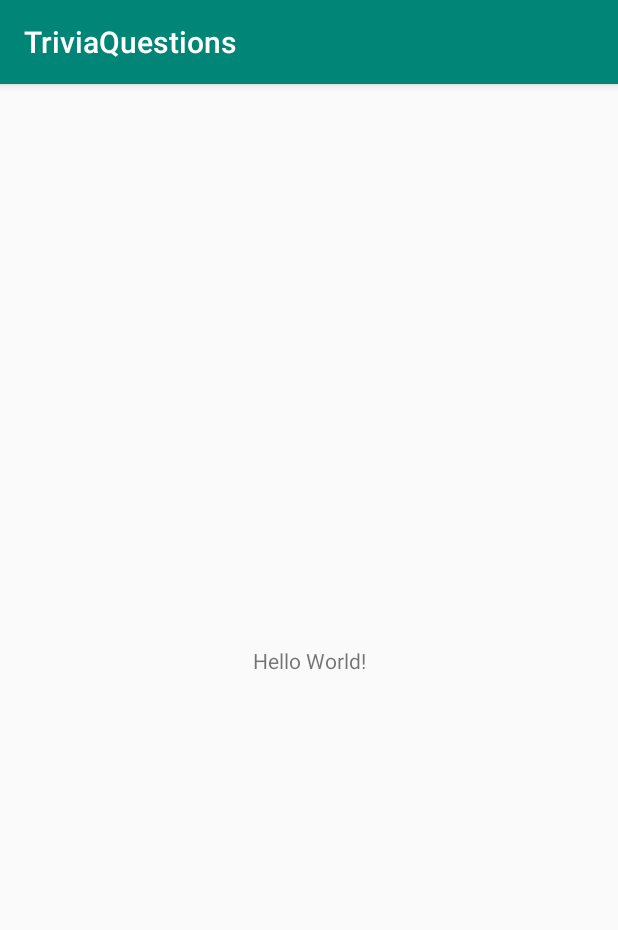
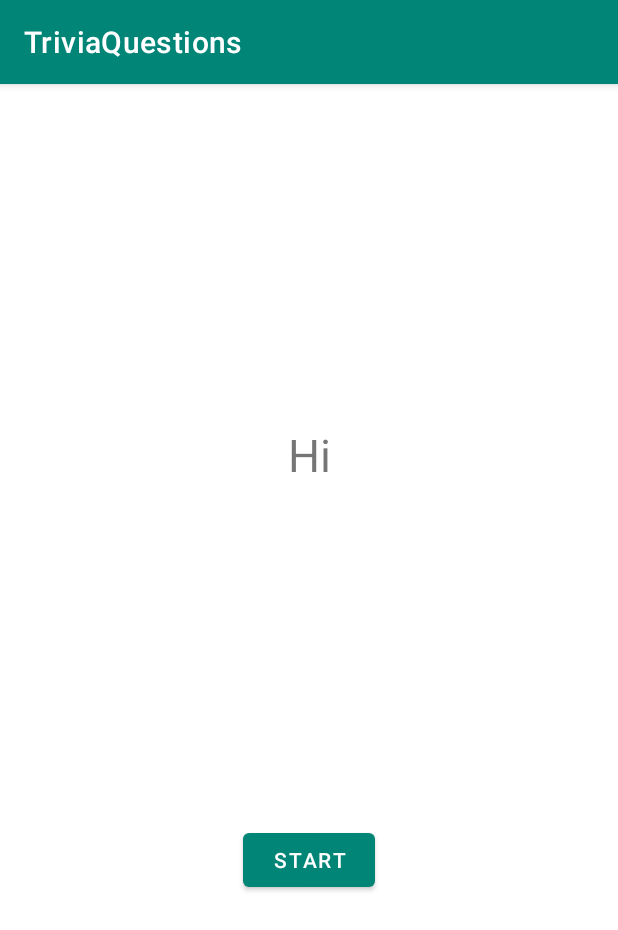
Before and after one commit to BeckDenis/TriviaQuestions, an Android app: the screen it shows after launch (MainActivity), on a phone screen of 412 x 824 dp. Shown: the top 930 px of the screen. Run offline under Robolectric (Android 15) with nearby library versions, the phone set to English and light mode, and no system bars.

Commit message:
added title fragment

```diff
--- a/app/build.gradle
+++ b/app/build.gradle
@@ -1,8 +1,8 @@
 apply plugin: 'com.android.application'
-
 apply plugin: 'kotlin-android'
-
 apply plugin: 'kotlin-android-extensions'
+apply plugin: 'kotlin-kapt'
+apply plugin: 'androidx.navigation.safeargs'
 
 android {
     compileSdkVersion 29
@@ -29,7 +29,15 @@ dependencies {
     implementation 'androidx.appcompat:appcompat:1.1.0'
     implementation 'androidx.core:core-ktx:1.1.0'
     implementation 'androidx.constraintlayout:constraintlayout:1.1.3'
+    implementation 'androidx.legacy:legacy-support-v4:1.0.0'
     testImplementation 'junit:junit:4.12'
     androidTestImplementation 'androidx.test.ext:junit:1.1.1'
     androidTestImplementation 'androidx.test.espresso:espresso-core:3.2.0'
+
+    // Navigation
+    implementation "androidx.navigation:navigation-fragment-ktx:2.1.0"
+    implementation "androidx.navigation:navigation-ui-ktx:2.1.0"
+
+    // Material Design
+    implementation "com.google.android.material:material:1.2.0-alpha02"
 }
--- /dev/null
+++ b/app/src/main/java/com/example/android/triviaquestions/GameFragment.kt
@@ -0,0 +1,24 @@
+package com.example.android.triviaquestions
+
+
+import android.os.Bundle
+import androidx.fragment.app.Fragment
+import android.view.LayoutInflater
+import android.view.View
+import android.view.ViewGroup
+
+/**
+ * A simple [Fragment] subclass.
+ */
+class GameFragment : Fragment() {
+
+    override fun onCreateView(
+        inflater: LayoutInflater, container: ViewGroup?,
+        savedInstanceState: Bundle?
+    ): View? {
+        // Inflate the layout for this fragment
+        return inflater.inflate(R.layout.fragment_game, container, false)
+    }
+
+
+}
--- /dev/null
+++ b/app/src/main/java/com/example/android/triviaquestions/TitleFragment.kt
@@ -0,0 +1,24 @@
+package com.example.android.triviaquestions
+
+
+import android.os.Bundle
+import androidx.fragment.app.Fragment
+import android.view.LayoutInflater
+import android.view.View
+import android.view.ViewGroup
+
+/**
+ * A simple [Fragment] subclass.
+ */
+class TitleFragment : Fragment() {
+
+    override fun onCreateView(
+        inflater: LayoutInflater, container: ViewGroup?,
+        savedInstanceState: Bundle?
+    ): View? {
+        // Inflate the layout for this fragment
+        return inflater.inflate(R.layout.fragment_title, container, false)
+    }
+
+
+}
--- a/app/src/main/res/layout/activity_main.xml
+++ b/app/src/main/res/layout/activity_main.xml
@@ -6,13 +6,13 @@
     android:layout_height="match_parent"
     tools:context=".MainActivity">
 
-    <TextView
-        android:layout_width="wrap_content"
-        android:layout_height="wrap_content"
-        android:text="Hello World!"
-        app:layout_constraintBottom_toBottomOf="parent"
-        app:layout_constraintLeft_toLeftOf="parent"
-        app:layout_constraintRight_toRightOf="parent"
-        app:layout_constraintTop_toTopOf="parent" />
+    <fragment
+        android:id="@+id/myNavHostFragment"
+        android:name="androidx.navigation.fragment.NavHostFragment"
+        android:layout_width="match_parent"
+        android:layout_height="match_parent"
+        app:navGraph="@navigation/nav_graph"
+        app:defaultNavHost="true"
+        />
 
 </androidx.constraintlayout.widget.ConstraintLayout>
--- /dev/null
+++ b/app/src/main/res/layout/fragment_game.xml
@@ -0,0 +1,14 @@
+<?xml version="1.0" encoding="utf-8"?>
+<FrameLayout xmlns:android="http://schemas.android.com/apk/res/android"
+    xmlns:tools="http://schemas.android.com/tools"
+    android:layout_width="match_parent"
+    android:layout_height="match_parent"
+    tools:context=".GameFragment">
+
+    <!-- TODO: Update blank fragment layout -->
+    <TextView
+        android:layout_width="match_parent"
+        android:layout_height="match_parent"
+        android:text="@string/hello_blank_fragment" />
+
+</FrameLayout>
--- /dev/null
+++ b/app/src/main/res/layout/fragment_title.xml
@@ -0,0 +1,31 @@
+<?xml version="1.0" encoding="utf-8"?>
+<androidx.constraintlayout.widget.ConstraintLayout xmlns:android="http://schemas.android.com/apk/res/android"
+    xmlns:app="http://schemas.android.com/apk/res-auto"
+    xmlns:tools="http://schemas.android.com/tools"
+    android:layout_width="match_parent"
+    android:layout_height="match_parent"
+    tools:context=".TitleFragment">
+
+    <TextView
+        android:id="@+id/hello_text"
+        android:layout_width="wrap_content"
+        android:layout_height="wrap_content"
+        android:text="@string/hello_text"
+        android:textSize="30sp"
+        app:layout_constraintEnd_toEndOf="parent"
+        app:layout_constraintStart_toStartOf="parent"
+        app:layout_constraintTop_toTopOf="parent"
+        app:layout_constraintBottom_toTopOf="@id/start_button"/>
+
+    <Button
+        android:id="@+id/start_button"
+        app:layout_constraintTop_toBottomOf="@id/hello_text"
+        app:layout_constraintStart_toStartOf="parent"
+        app:layout_constraintEnd_toEndOf="parent"
+        app:layout_constraintBottom_toBottomOf="parent"
+        android:layout_width="wrap_content"
+        android:layout_height="wrap_content"
+        android:text="@string/start_button"/>
+
+
+</androidx.constraintlayout.widget.ConstraintLayout>
--- /dev/null
+++ b/app/src/main/res/navigation/nav_graph.xml
@@ -0,0 +1,13 @@
+<?xml version="1.0" encoding="utf-8"?>
+<navigation xmlns:android="http://schemas.android.com/apk/res/android"
+    xmlns:app="http://schemas.android.com/apk/res-auto"
+    xmlns:tools="http://schemas.android.com/tools"
+    android:id="@+id/nav_graph"
+    app:startDestination="@id/titleFragment">
+
+    <fragment
+        android:id="@+id/titleFragment"
+        android:name="com.example.android.triviaquestions.TitleFragment"
+        android:label="fragment_title"
+        tools:layout="@layout/fragment_title" />
+</navigation>
--- a/app/src/main/res/values/strings.xml
+++ b/app/src/main/res/values/strings.xml
@@ -1,3 +1,8 @@
 <resources>
     <string name="app_name">TriviaQuestions</string>
+
+    <!-- TODO: Remove or change this placeholder text -->
+    <string name="hello_blank_fragment">Hello blank fragment</string>
+    <string name="hello_text">Hi</string>
+    <string name="start_button">Start</string>
 </resources>
--- a/app/src/main/res/values/styles.xml
+++ b/app/src/main/res/values/styles.xml
@@ -1,7 +1,7 @@
 <resources>
 
     <!-- Base application theme. -->
-    <style name="AppTheme" parent="Theme.AppCompat.Light.DarkActionBar">
+    <style name="AppTheme" parent="Theme.MaterialComponents.Light.DarkActionBar">
         <!-- Customize your theme here. -->
         <item name="colorPrimary">@color/colorPrimary</item>
         <item name="colorPrimaryDark">@color/colorPrimaryDark</item>
--- a/build.gradle
+++ b/build.gradle
@@ -10,6 +10,9 @@ buildscript {
     dependencies {
         classpath 'com.android.tools.build:gradle:3.5.2'
         classpath "org.jetbrains.kotlin:kotlin-gradle-plugin:$kotlin_version"
+
+        // Safe args
+        classpath "androidx.navigation:navigation-safe-args-gradle-plugin:2.1.0"
         // NOTE: Do not place your application dependencies here; they belong
         // in the individual module build.gradle files
     }
```
